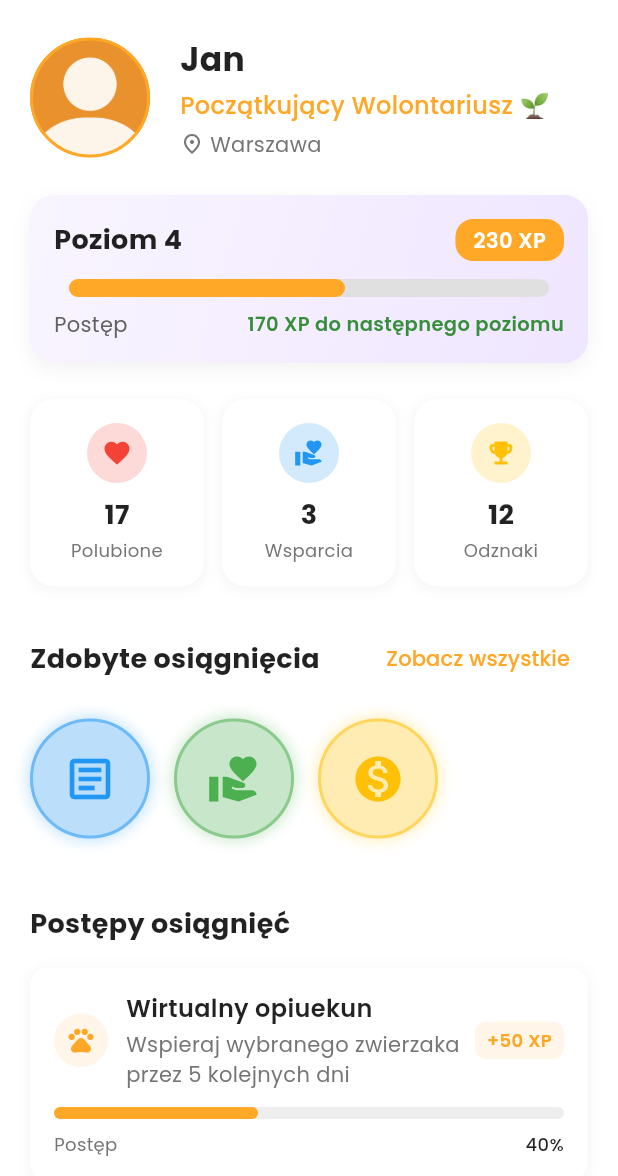
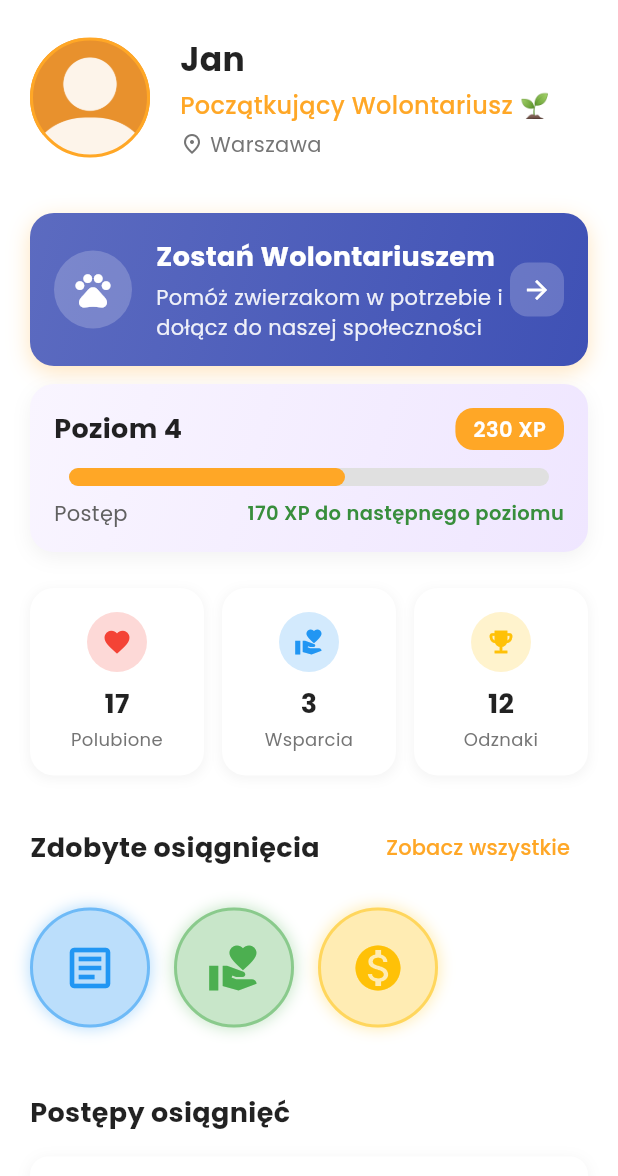
Before and after one commit to wiktorszewczyk/Petify, a Flutter app: the ProfileView screen opened directly, on a phone screen of 412 x 824 dp, the part 60-1236 px from its top. Run offline on Flutter 3.47's test engine with Material 3 defaults, Android fonts, the phone set to English and light mode, and no system bars; drawn by our look-alikes of flutter_animate, percent_indicator; our stand-ins replace dio, google_fonts, share_plus, shared_preferences; accounts and stored records are empty.

Commit message:
profile view extended: added a button to become a volunteer

```diff
--- a/app/mobile/lib/models/user.dart
+++ b/app/mobile/lib/models/user.dart
@@ -1,6 +1,7 @@
 class User {
   final String id;
   final String username;
+  final String role;
 
   // profil
   final String? firstName;
@@ -24,6 +25,7 @@ class User {
   const User({
     required this.id,
     required this.username,
+    required this.role,
     this.firstName,
     this.lastName,
     this.profileImageUrl,
@@ -40,6 +42,7 @@ class User {
   factory User.fromJson(Map<String, dynamic> j) => User(
     id: j['id'].toString(),
     username: j['username'],
+    role: j['role'],
     firstName: j['firstName'],
     lastName: j['lastName'],
     profileImageUrl: j['profileImageUrl'],
--- a/app/mobile/lib/services/user_service.dart
+++ b/app/mobile/lib/services/user_service.dart
@@ -59,6 +59,7 @@ class UserService {
     return User(
       id: 'u1',
       username: 'john_doe',
+      role: 'user',
       firstName: 'Jan',
       lastName: 'Kowalski',
       profileImageUrl: null,
--- a/app/mobile/lib/views/profile_view.dart
+++ b/app/mobile/lib/views/profile_view.dart
@@ -16,6 +16,7 @@ import '../widgets/profile/activity_tab.dart';
 import '../widgets/profile/supported_pets_tab.dart';
 import '../widgets/profile/donations_tab.dart';
 import '../widgets/profile/notifications_sheet.dart';
+import '../widgets/profile/volutneer_status_card.dart';
 
 // import 'edit_profile_view.dart';
 
@@ -89,6 +90,14 @@ class _ProfileViewState extends State<ProfileView> with SingleTickerProviderStat
         );
       }
     }
+  }
+
+  void _handleVolunteerSignup() {
+    ScaffoldMessenger.of(context).showSnackBar(
+      const SnackBar(content: Text('Wkrótce dostępne: Formularz zapisu dla wolontariuszy')),
+    );
+    // W przyszłości można tutaj dodać nawigację do formularza
+    // Navigator.push(context, MaterialPageRoute(builder: (context) => VolunteerSignupForm()));
   }
 
   @override
@@ -199,6 +208,10 @@ class _ProfileViewState extends State<ProfileView> with SingleTickerProviderStat
             crossAxisAlignment: CrossAxisAlignment.start,
             children: [
               ProfileHeader(user: _user!),
+              VolunteerStatusCard(
+                user: _user!,
+                onVolunteerSignup: _handleVolunteerSignup,
+              ),
               AchievementProgress(user: _user!),
               QuickStats(user: _user!),
               Achievements(
--- /dev/null
+++ b/app/mobile/lib/widgets/profile/volutneer_status_card.dart
@@ -0,0 +1,164 @@
+import 'package:flutter/material.dart';
+import 'package:google_fonts/google_fonts.dart';
+import '../../models/user.dart';
+import '../../styles/colors.dart';
+
+class VolunteerStatusCard extends StatelessWidget {
+  final User user;
+  final VoidCallback onVolunteerSignup;
+
+  const VolunteerStatusCard({
+    Key? key,
+    required this.user,
+    required this.onVolunteerSignup,
+  }) : super(key: key);
+
+  @override
+  Widget build(BuildContext context) {
+    final isVolunteer = user.role == 'VOLUNTEER';
+
+    return Container(
+      margin: const EdgeInsets.symmetric(horizontal: 20, vertical: 12),
+      decoration: BoxDecoration(
+        gradient: LinearGradient(
+          colors: isVolunteer
+              ? [Color(0xFF43A047), Color(0xFF66BB6A)]  // Green gradient for volunteers
+              : [Color(0xFF5C6BC0), Color(0xFF3F51B5)], // Blue gradient for non-volunteers
+          begin: Alignment.topLeft,
+          end: Alignment.bottomRight,
+        ),
+        borderRadius: BorderRadius.circular(16),
+        boxShadow: [
+          BoxShadow(
+            color: isVolunteer
+                ? Colors.green.withOpacity(0.3)
+                : AppColors.primaryColor.withOpacity(0.3),
+            blurRadius: 12,
+            offset: const Offset(0, 4),
+          ),
+        ],
+      ),
+      child: Material(
+        color: Colors.transparent,
+        child: isVolunteer
+            ? _buildVolunteerContent(context)
+            : _buildNonVolunteerContent(context),
+      ),
+    );
+  }
+
+  Widget _buildVolunteerContent(BuildContext context) {
+    return Padding(
+      padding: const EdgeInsets.all(16.0),
+      child: Row(
+        children: [
+          Container(
+            padding: const EdgeInsets.all(12),
+            decoration: BoxDecoration(
+              color: Colors.white.withOpacity(0.2),
+              shape: BoxShape.circle,
+            ),
+            child: const Icon(
+              Icons.volunteer_activism,
+              color: Colors.white,
+              size: 28,
+            ),
+          ),
+          const SizedBox(width: 16),
+          Expanded(
+            child: Column(
+              crossAxisAlignment: CrossAxisAlignment.start,
+              children: [
+                Text(
+                  'Aktywny Wolontariusz',
+                  style: GoogleFonts.poppins(
+                    fontSize: 18,
+                    fontWeight: FontWeight.bold,
+                    color: Colors.white,
+                  ),
+                ),
+                const SizedBox(height: 4),
+                Text(
+                  'Dziękujemy za Twoje zaangażowanie i pomoc zwierzakom!',
+                  style: GoogleFonts.poppins(
+                    fontSize: 14,
+                    color: Colors.white.withOpacity(0.9),
+                  ),
+                ),
+              ],
+            ),
+          ),
+          const Icon(
+            Icons.check_circle,
+            color: Colors.white,
+            size: 24,
+          ),
+        ],
+      ),
+    );
+  }
+
+  Widget _buildNonVolunteerContent(BuildContext context) {
+    return InkWell(
+      onTap: onVolunteerSignup,
+      borderRadius: BorderRadius.circular(16),
+      splashColor: Colors.white.withOpacity(0.1),
+      highlightColor: Colors.white.withOpacity(0.1),
+      child: Padding(
+        padding: const EdgeInsets.all(16.0),
+        child: Row(
+          children: [
+            Container(
+              padding: const EdgeInsets.all(12),
+              decoration: BoxDecoration(
+                color: Colors.white.withOpacity(0.2),
+                shape: BoxShape.circle,
+              ),
+              child: const Icon(
+                Icons.pets,
+                color: Colors.white,
+                size: 28,
+              ),
+            ),
+            const SizedBox(width: 16),
+            Expanded(
+              child: Column(
+                crossAxisAlignment: CrossAxisAlignment.start,
+                children: [
+                  Text(
+                    'Zostań Wolontariuszem',
+                    style: GoogleFonts.poppins(
+                      fontSize: 18,
+                      fontWeight: FontWeight.bold,
+                      color: Colors.white,
+                    ),
+                  ),
+                  const SizedBox(height: 4),
+                  Text(
+                    'Pomóż zwierzakom w potrzebie i dołącz do naszej społeczności',
+                    style: GoogleFonts.poppins(
+                      fontSize: 14,
+                      color: Colors.white.withOpacity(0.9),
+                    ),
+                  ),
+                ],
+              ),
+            ),
+            Container(
+              padding: const EdgeInsets.all(8),
+              decoration: BoxDecoration(
+                color: Colors.white.withOpacity(0.2),
+                borderRadius: BorderRadius.circular(12),
+              ),
+              child: const Icon(
+                Icons.arrow_forward,
+                color: Colors.white,
+                size: 20,
+              ),
+            ),
+          ],
+        ),
+      ),
+    );
+  }
+}
```
Also changed, not shown: 1 other file.
